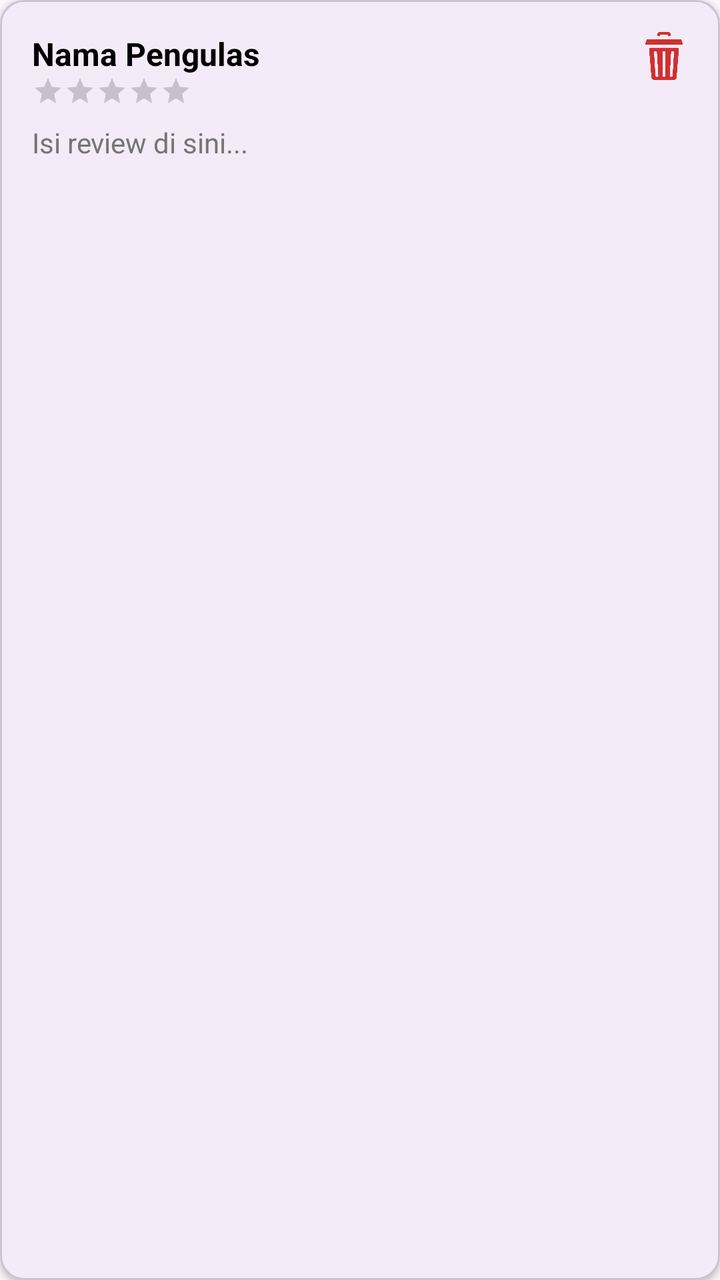
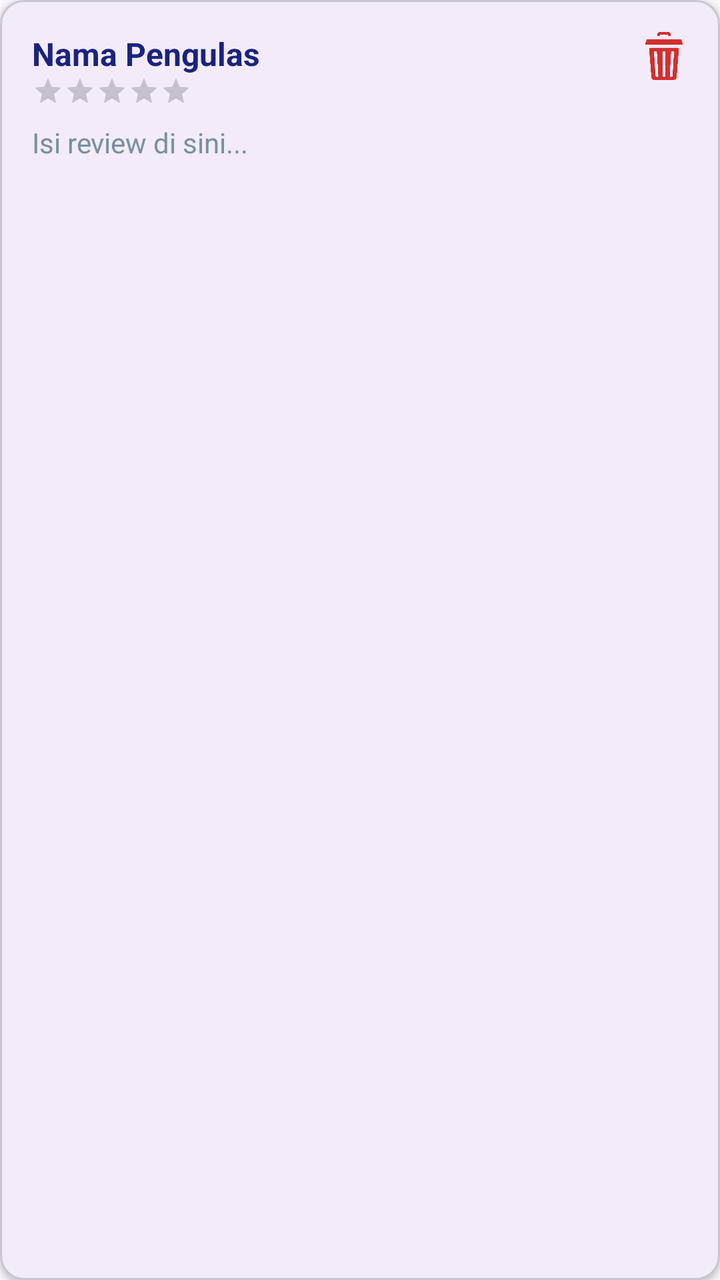

Compare the two renders of this Android layout. The source of the first and the diff that turns it into the second are given below.
<!-- AndroidManifest.xml: application theme Theme.Naylaai -->
<!-- res/layout/item_review.xml -->
<?xml version="1.0" encoding="utf-8"?>
<com.google.android.material.card.MaterialCardView
    xmlns:android="http://schemas.android.com/apk/res/android"
    xmlns:app="http://schemas.android.com/apk/res-auto"
    android:layout_width="match_parent"
    android:layout_height="wrap_content"
    android:layout_marginHorizontal="16dp"
    android:layout_marginVertical="8dp"
    app:cardCornerRadius="12dp"
    app:cardElevation="2dp">

    <androidx.constraintlayout.widget.ConstraintLayout
        android:padding="16dp"
        android:layout_width="match_parent"
        android:layout_height="wrap_content">

        <TextView
            android:id="@+id/tvReviewerName"
            android:layout_width="0dp"
            android:layout_height="wrap_content"
            android:text="Nama Pengulas"
            android:textStyle="bold"
            android:textSize="16sp"
            android:textColor="@color/black"
            app:layout_constraintStart_toStartOf="parent"
            app:layout_constraintTop_toTopOf="parent"
            app:layout_constraintEnd_toStartOf="@id/btnDeleteReview"/>

        <RatingBar
            android:id="@+id/ratingBar"
            style="@style/Widget.AppCompat.RatingBar.Small"
            android:layout_width="wrap_content"
            android:layout_height="wrap_content"
            android:numStars="5"
            android:isIndicator="true"
            app:layout_constraintStart_toStartOf="parent"
            app:layout_constraintTop_toBottomOf="@id/tvReviewerName" />

        <TextView
            android:id="@+id/tvReviewContent"
            android:layout_width="match_parent"
            android:layout_height="wrap_content"
            android:layout_marginTop="8dp"
            android:text="Isi review di sini..."
            android:textColor="#757575"
            app:layout_constraintTop_toBottomOf="@id/ratingBar"
            app:layout_constraintStart_toStartOf="parent"/>

        <ImageView
            android:id="@+id/btnDeleteReview"
            android:layout_width="24dp"
            android:layout_height="24dp"
            android:src="@drawable/ic_delete"
            app:layout_constraintEnd_toEndOf="parent"
            app:layout_constraintTop_toTopOf="parent"
            app:tint="#D32F2F" />

    </androidx.constraintlayout.widget.ConstraintLayout>
</com.google.android.material.card.MaterialCardView>
<!-- resources referenced by this layout -->
<resources>
  <color name="black">#FF000000</color>
  <!-- drawable ic_delete: png bitmap (drawable, 10682 bytes) -->
  <style name="Theme.Naylaai" parent="Base.Theme.Naylaai" />
  <style name="Base.Theme.Naylaai" parent="Theme.Material3.DayNight.NoActionBar">
          
          
      </style>
</resources>

<!-- the commit's change to res/layout/item_review.xml (unified diff, before → after) -->
@@ -21,7 +21,7 @@
             android:text="Nama Pengulas"
             android:textStyle="bold"
             android:textSize="16sp"
-            android:textColor="@color/black"
+            android:textColor="@color/text_primary"
             app:layout_constraintStart_toStartOf="parent"
             app:layout_constraintTop_toTopOf="parent"
             app:layout_constraintEnd_toStartOf="@id/btnDeleteReview"/>
@@ -42,7 +42,7 @@
             android:layout_height="wrap_content"
             android:layout_marginTop="8dp"
             android:text="Isi review di sini..."
-            android:textColor="#757575"
+            android:textColor="@color/text_secondary"
             app:layout_constraintTop_toBottomOf="@id/ratingBar"
             app:layout_constraintStart_toStartOf="parent"/>
 
<!-- resource entries referenced after the edit -->
@@ -1,6 +1,7 @@
 <!-- resources referenced by this layout -->
 <resources>
-  <color name="black">#FF000000</color>
+  <color name="text_primary">#1A237E</color>
+  <color name="text_secondary">#78909C</color>
   <!-- drawable ic_delete: png bitmap (drawable, 10682 bytes) -->
   <style name="Theme.Naylaai" parent="Base.Theme.Naylaai" />
   <style name="Base.Theme.Naylaai" parent="Theme.Material3.DayNight.NoActionBar">
